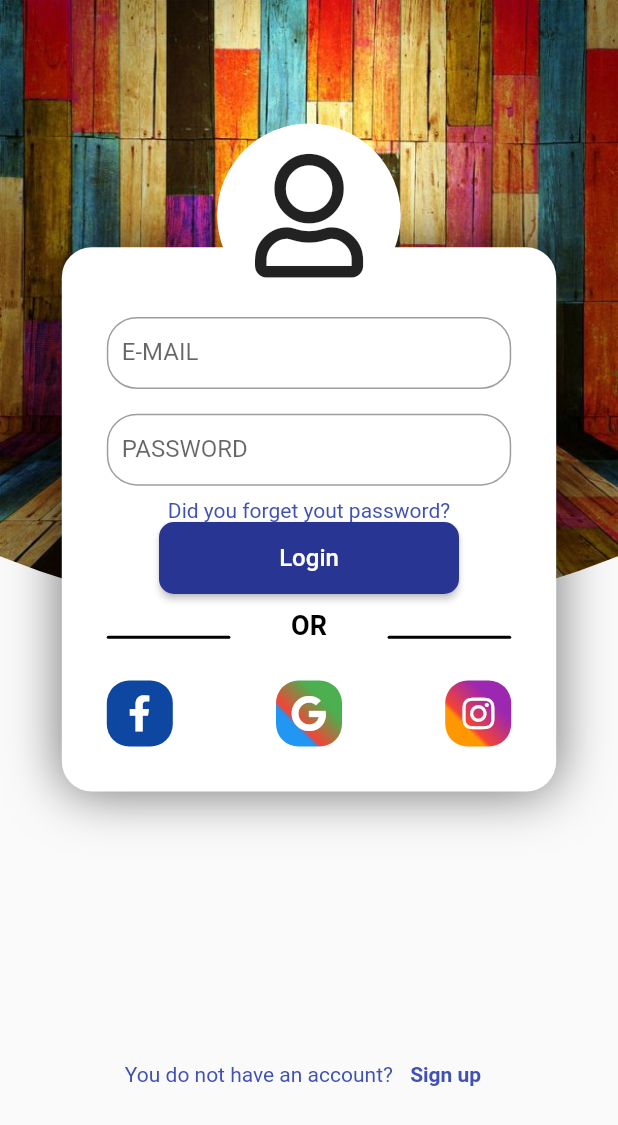
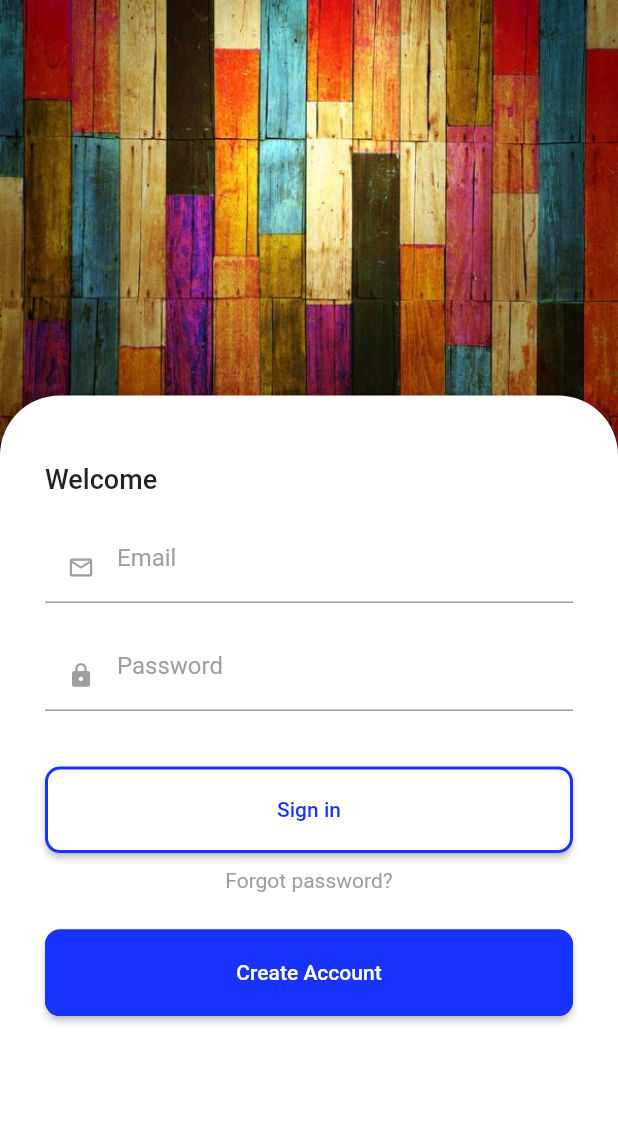
Before and after one commit to EnriqueEA/BiciHub, a Flutter app: the screen it shows after launch, on a phone screen of 412 x 824 dp. Shown: the top 1125 px of the screen. Run offline on Flutter 3.47's test engine with Material 2 defaults, Android fonts, the phone set to English and light mode, and no system bars; our stand-ins replace font_awesome_flutter, google_maps_flutter, location, percent_indicator.

Commit message:
agregado nuevo login

```diff
--- a/lib/src/my_app.dart
+++ b/lib/src/my_app.dart
@@ -9,7 +9,7 @@ class MyApp extends StatelessWidget {
     return MaterialApp(
       title: 'Material App',
       debugShowCheckedModeBanner: false,
-      initialRoute: "home",
+      initialRoute: "login",
       routes: getRoutes(),
       home: HomePage(),
     );
--- /dev/null
+++ b/lib/src/pages/login_page.dart
@@ -0,0 +1,378 @@
+import 'package:bici_hub/src/widgets/text_field_own.dart';
+import 'package:flutter/material.dart';
+import 'package:font_awesome_flutter/font_awesome_flutter.dart';
+
+class LoginPage extends StatelessWidget {
+  @override
+  Widget build(BuildContext context) {
+    return Scaffold(
+      body: SafeArea(
+        child: SingleChildScrollView(
+          child: Column(
+            children: [
+              Stack(
+                children: [
+                  _Background(),
+                  _Body(),
+
+                  // Container(
+                  //   margin: EdgeInsets.symmetric(
+                  //     vertical: _size.height * 0.2,
+                  //     horizontal: _size.width * 0.1,
+                  //   ),
+                  //   width: _size.width * 0.8,
+                  //   padding: EdgeInsets.all(30),
+                  //   decoration: BoxDecoration(
+                  //     borderRadius: BorderRadius.circular(20),
+                  //     color: Color.fromRGBO(57, 138, 229, 1),
+                  //     boxShadow: <BoxShadow>[
+                  //       BoxShadow(
+                  //         color: Colors.black54,
+                  //         blurRadius: 30.0,
+                  //         offset: Offset(0.0, 0.75),
+                  //       )
+                  //     ],
+                  //   ),
+                  //   child: Container(
+                  //     margin: EdgeInsets.only(top: _size.height * 0.02),
+                  //     child: Column(
+                  //       children: [
+                  //         _GlobalText("E-MAIL"),
+                  //         SizedBox(
+                  //           height: _size.height * 0.02,
+                  //         ),
+                  //         _GlobalText("PASSWORD"),
+                  //         SizedBox(
+                  //           height: _size.height * 0.01,
+                  //         ),
+                  //         Text(
+                  //           "Did you forget yout password?",
+                  //           style: TextStyle(color: Colors.indigo),
+                  //         ),
+                  //         MaterialButton(
+                  //           shape: RoundedRectangleBorder(
+                  //               borderRadius: BorderRadius.circular(10)),
+                  //           minWidth: 200.0,
+                  //           height: 30.0,
+                  //           onPressed: () {},
+                  //           color: Colors.white,
+                  //           child: TextButton(
+                  //             onPressed: () =>
+                  //                 Navigator.of(context).pushNamed('services'),
+                  //             child: Text(
+                  //               "LOGIN",
+                  //               style: TextStyle(
+                  //                 color: Color.fromRGBO(57, 138, 229, 1),
+                  //                 fontSize: 18,
+                  //                 fontWeight: FontWeight.w900,
+                  //               ),
+                  //             ),
+                  //           ),
+                  //         ),
+                  //         Container(
+                  //           child: Row(
+                  //             mainAxisAlignment:
+                  //                 MainAxisAlignment.spaceBetween,
+                  //             children: [
+                  //               Container(
+                  //                 padding: EdgeInsets.all(1),
+                  //                 width: _size.width * 0.2,
+                  //                 decoration: BoxDecoration(
+                  //                   borderRadius: BorderRadius.circular(15),
+                  //                   color: Colors.black,
+                  //                 ),
+                  //               ),
+                  //               Container(
+                  //                 padding: EdgeInsets.all(10),
+                  //                 height: _size.height * 0.07,
+                  //                 child: Text(
+                  //                   'OR',
+                  //                   textAlign: TextAlign.center,
+                  //                   style: TextStyle(
+                  //                     color: Colors.black,
+                  //                     fontSize: 18,
+                  //                     fontWeight: FontWeight.bold,
+                  //                   ),
+                  //                 ),
+                  //               ),
+                  //               Container(
+                  //                 padding: EdgeInsets.all(1),
+                  //                 width: _size.width * 0.2,
+                  //                 decoration: BoxDecoration(
+                  //                   borderRadius: BorderRadius.circular(15),
+                  //                   color: Colors.black,
+                  //                 ),
+                  //               ),
+                  //             ],
+                  //           ),
+                  //         ),
+                  //         Container(
+                  //           child: Row(
+                  //             mainAxisAlignment:
+                  //                 MainAxisAlignment.spaceBetween,
+                  //             children: [
+                  //               Container(
+                  //                 padding: EdgeInsets.all(10),
+                  //                 decoration: BoxDecoration(
+                  //                     borderRadius: BorderRadius.circular(15),
+                  //                     color: Colors.blue[900]),
+                  //                 child: Icon(
+                  //                   FontAwesomeIcons.facebookF,
+                  //                   color: Colors.white,
+                  //                 ),
+                  //               ),
+                  //               Container(
+                  //                 padding: EdgeInsets.all(10),
+                  //                 decoration: BoxDecoration(
+                  //                   borderRadius: BorderRadius.circular(15),
+                  //                   gradient: LinearGradient(
+                  //                     colors: [
+                  //                       Colors.blue,
+                  //                       Colors.red,
+                  //                       Colors.green
+                  //                     ],
+                  //                     stops: [0.1, 0.2, 0.9],
+                  //                     begin: FractionalOffset.centerLeft,
+                  //                     end: FractionalOffset.topCenter,
+                  //                   ),
+                  //                 ),
+                  //                 child: Icon(
+                  //                   FontAwesomeIcons.google,
+                  //                   color: Colors.white,
+                  //                 ),
+                  //               ),
+                  //               Container(
+                  //                 padding: EdgeInsets.all(10),
+                  //                 decoration: BoxDecoration(
+                  //                   borderRadius: BorderRadius.circular(15),
+                  //                   gradient: LinearGradient(
+                  //                     colors: [
+                  //                       Colors.orange,
+                  //                       Colors.red,
+                  //                       Colors.purple
+                  //                     ],
+                  //                     stops: [0.1, 0.2, 0.9],
+                  //                     begin: FractionalOffset.centerLeft,
+                  //                     end: FractionalOffset.topCenter,
+                  //                   ),
+                  //                 ),
+                  //                 child: Icon(
+                  //                   FontAwesomeIcons.instagram,
+                  //                   color: Colors.white,
+                  //                 ),
+                  //               ),
+                  //             ],
+                  //           ),
+                  //         ),
+                  //       ],
+                  //     ),
+                  //   ),
+                  // ),
+                  // Expanded(
+                  //   child: Center(
+                  //     child: Container(
+                  //       margin: EdgeInsets.only(top: _size.height * 0.10),
+                  //       padding: EdgeInsets.all(20),
+                  //       decoration: BoxDecoration(
+                  //         borderRadius: BorderRadius.circular(100),
+                  //         color: Colors.white,
+                  //       ),
+                  //       child: Icon(
+                  //         FontAwesomeIcons.user,
+                  //         size: _size.height * 0.1,
+                  //       ),
+                  //     ),
+                  //   ),
+                  // ),
+                ],
+              ),
+              // Container(
+              //   child: Row(
+              //     mainAxisAlignment: MainAxisAlignment.center,
+              //     children: [
+              //       Text(
+              //         "You do not have an account?",
+              //         style: TextStyle(color: Colors.indigo),
+              //       ),
+              //       TextButton(
+              //         onPressed: () =>
+              //             Navigator.of(context).pushNamed('register'),
+              //         style: ButtonStyle(),
+              //         child: Text(
+              //           " Sign up",
+              //           style: TextStyle(
+              //             color: Colors.indigo,
+              //             fontWeight: FontWeight.bold,
+              //           ),
+              //         ),
+              //       ),
+              //     ],
+              //   ),
+              // ),
+            ],
+          ),
+        ),
+      ),
+    );
+  }
+}
+
+class _Body extends StatelessWidget {
+  @override
+  Widget build(BuildContext context) {
+    final _size = MediaQuery.of(context).size;
+    return Container(
+      width: double.infinity,
+      height: _size.height,
+      child: Align(
+        alignment: Alignment.bottomCenter,
+        child: Container(
+          padding: EdgeInsets.only(
+            top: 45.0,
+            left: 30.0,
+            right: 30.0,
+            bottom: 30.0,
+          ),
+          width: double.infinity,
+          height: _size.height * 0.68,
+          decoration: BoxDecoration(
+            color: Colors.white,
+            borderRadius: BorderRadius.circular(40.0),
+          ),
+          child: Column(
+            crossAxisAlignment: CrossAxisAlignment.start,
+            children: [
+              Text(
+                'Welcome',
+                style: TextStyle(
+                  fontWeight: FontWeight.w500,
+                  fontSize: 18.0,
+                ),
+              ),
+              SizedBox(height: _size.height * 0.015),
+              _TextField('Email', Icons.email_outlined),
+              _TextField('Password', Icons.lock, obscureText: true),
+              _Button(
+                'Sign in',
+                () => Navigator.pushNamed(context, 'services'),
+                backgroundColor: Colors.white,
+                borderColor: Color.fromRGBO(25, 51, 255, 1),
+                fontColor: Color.fromRGBO(25, 51, 255, 1),
+              ),
+              Align(
+                child: Text(
+                  'Forgot password?',
+                  style: TextStyle(color: Colors.grey),
+                ),
+              ),
+              _Button('Create Account',
+                  () => Navigator.pushNamed(context, 'register')),
+            ],
+          ),
+        ),
+      ),
+    );
+  }
+}
+
+class _Button extends StatelessWidget {
+  final VoidCallback onPressed;
+  final String text;
+  final Color backgroundColor;
+  final Color fontColor;
+  final Color borderColor;
+
+  _Button(
+    this.text,
+    this.onPressed, {
+    this.backgroundColor: const Color.fromRGBO(25, 51, 255, 1),
+    this.borderColor: const Color.fromRGBO(25, 51, 255, 1),
+    this.fontColor: Colors.white,
+  });
+
+  @override
+  Widget build(BuildContext context) {
+    final _size = MediaQuery.of(context).size;
+    return Container(
+      margin: EdgeInsets.only(top: 25.0, bottom: 10.0),
+      child: ElevatedButton(
+        onPressed: onPressed,
+        style: ElevatedButton.styleFrom(
+            primary: backgroundColor,
+            onPrimary: fontColor,
+            fixedSize: Size(_size.width, _size.height * 0.07),
+            shape: RoundedRectangleBorder(
+              borderRadius: BorderRadius.circular(10.0),
+              side: BorderSide(
+                color: borderColor,
+                width: 2.0,
+              ),
+            )),
+        child: Text('$text'),
+      ),
+    );
+  }
+}
+
+class _TextField extends StatelessWidget {
+  final String label;
+  final IconData icon;
+  final bool obscureText;
+  const _TextField(this.label, this.icon, {this.obscureText: false});
+
+  @override
+  Widget build(BuildContext context) {
+    return Container(
+      margin: EdgeInsets.symmetric(vertical: 12.0),
+      child: TextField(
+        cursorColor: Color.fromRGBO(22, 46, 234, 1),
+        style: TextStyle(color: Colors.grey),
+        obscureText: obscureText,
+        decoration: InputDecoration(
+          isDense: true,
+          hintText: '$label',
+          enabled: true,
+          hintStyle: TextStyle(color: Colors.grey),
+          prefixIcon: Icon(icon, color: Colors.grey),
+          focusColor: Colors.red,
+          hoverColor: Colors.red,
+          focusedBorder: UnderlineInputBorder(
+            borderSide: BorderSide(
+              color: Color.fromRGBO(22, 46, 234, 1),
+              width: 2.0,
+            ),
+          ),
+        ),
+      ),
+    );
+  }
+}
+
+class _Background extends StatelessWidget {
+  const _Background({
+    Key? key,
+  }) : super(key: key);
+
+  @override
+  Widget build(BuildContext context) {
+    return ClipPath(
+      clipper: _MyClipper(),
+      child: Image(image: AssetImage("assets/fotoini.jpg")),
+    );
+  }
+}
+
+class _MyClipper extends CustomClipper<Path> {
+  @override
+  Path getClip(Size size) {
+    return Path()
+      ..lineTo(0, size.height * 0.9)
+      ..quadraticBezierTo(
+          size.width * 0.5, size.height * 1.1, size.width, size.height * 0.9)
+      ..lineTo(size.width, 0)
+      ..close();
+  }
+
+  @override
+  bool shouldReclip(covariant CustomClipper oldClipper) => false;
+}
--- a/lib/src/pages/maps_page.dart
+++ b/lib/src/pages/maps_page.dart
@@ -77,7 +77,7 @@ class _MapsPageState extends State<MapsPage> {
                         Align(
                           alignment: Alignment.topCenter,
                           child: Container(
-                            margin: EdgeInsets.only(top: 20.0, bottom: 2.0),
+                            // margin: EdgeInsets.only(top: 20.0, bottom: 2.0),
                             child: Text(
                               'HUBBICI WISHES YOU A GOOD DAY',
                               style: TextStyle(
--- a/lib/src/pages/register_page.dart
+++ b/lib/src/pages/register_page.dart
@@ -96,25 +96,3 @@ class Register extends StatelessWidget {
     );
   }
 }
-
-class _GlobalText extends StatelessWidget {
-  _GlobalText(
-    this.t,
-  );
-
-  final String t;
-  @override
-  Widget build(BuildContext context) {
-    final m = MediaQuery.of(context).size;
-    return Container(
-      margin: EdgeInsets.symmetric(
-          vertical: m.height * 0.01, horizontal: m.width * 0.08),
-      child: TextField(
-        decoration: InputDecoration(
-            labelText: t,
-            border: OutlineInputBorder(borderRadius: BorderRadius.circular(20)),
-            contentPadding: EdgeInsets.all(10.0)),
-      ),
-    );
-  }
-}
--- a/lib/src/pages/services_page.dart
+++ b/lib/src/pages/services_page.dart
@@ -39,14 +39,16 @@ class Services extends StatelessWidget {
                         ),
                         Container(
                           margin: EdgeInsets.only(
-                              left: t.width * 0.05, right: t.width * 0.05),
+                            left: t.width * 0.05,
+                            right: t.width * 0.05,
+                          ),
                           padding: EdgeInsets.all(10),
                           height: t.height * 0.07,
                           child: Text(
                             'OR',
                             textAlign: TextAlign.center,
                             style: TextStyle(
-                              color: Colors.white,
+                              color: Colors.black,
                               fontSize: 18,
                               fontWeight: FontWeight.bold,
                             ),
--- a/lib/src/routes/routes.dart
+++ b/lib/src/routes/routes.dart
@@ -1,4 +1,5 @@
 // import 'package:bici_hub/src/pages/home_page.dart';
+import 'package:bici_hub/src/pages/login_page.dart';
 import 'package:bici_hub/src/pages/search_page.dart';
 import 'package:bici_hub/src/pages/status_page.dart';
 import 'package:bici_hub/src/pages/maps_page.dart';
@@ -17,7 +18,7 @@ Map<String, WidgetBuilder> getRoutes() {
     "request": (_) => RequestPage(),
     "services": (_) => Services(),
     "statusC": (_) => StatusC(),
-    // "login": (_) => Login(),
+    "login": (_) => LoginPage(),
     "register": (_) => Register(),
     "search": (_) => SearchPage(),
   };
--- a/lib/src/widgets/text_field_own.dart
+++ b/lib/src/widgets/text_field_own.dart
@@ -1,9 +1,9 @@
 import 'package:flutter/material.dart';
 
 class TextFieldOwn extends StatelessWidget {
-  final label;
-  final porcentage;
-  final h;
+  final String label;
+  final double porcentage;
+  final double h;
 
   TextFieldOwn(this.label, this.porcentage, {this.h: 0.06});
 
```
